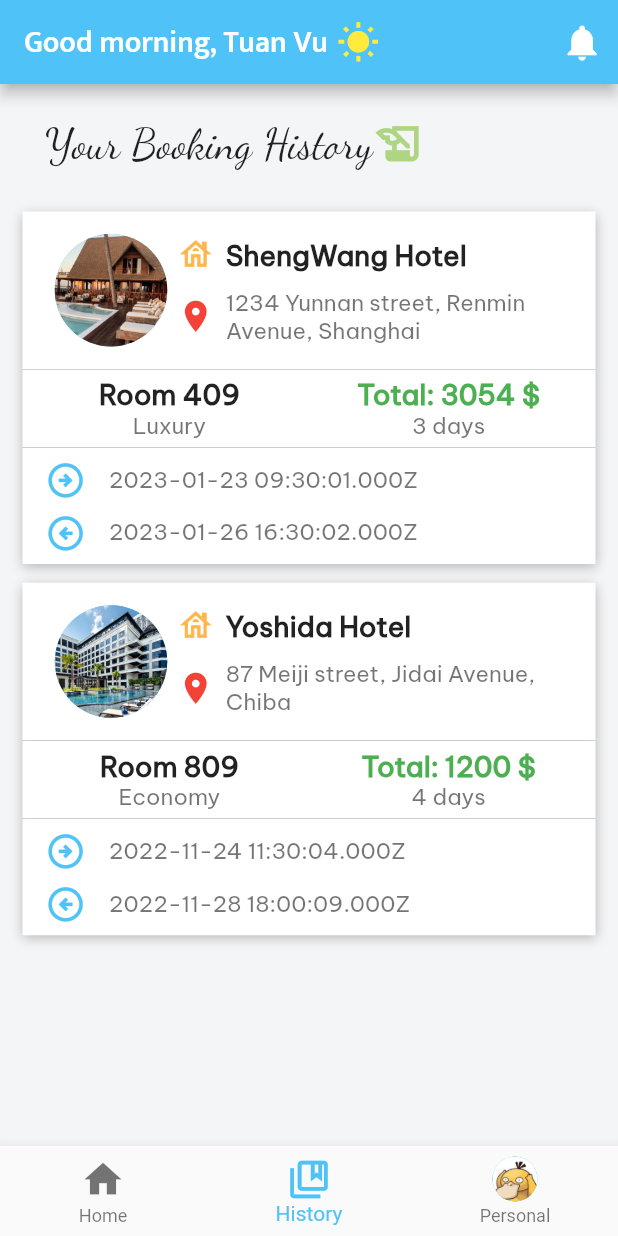
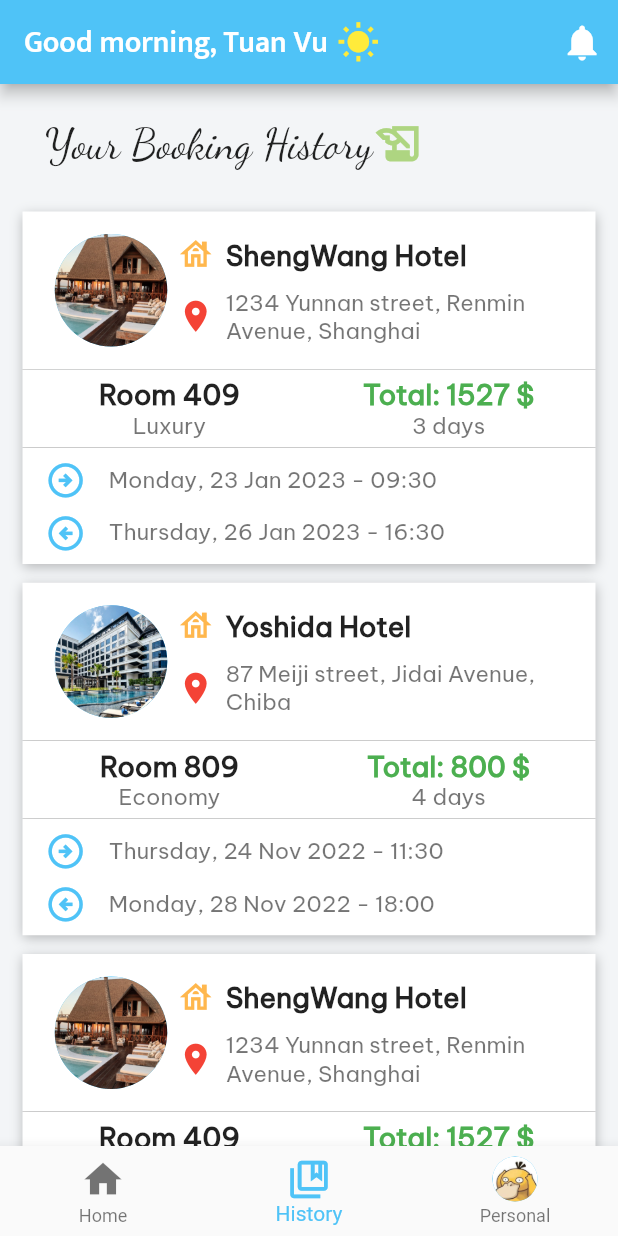
Before and after one commit to tuanvu9981/travel_app, a Flutter app: the screen it shows after launch, item 2 of the bottom bar chosen, on a phone screen of 412 x 824 dp. Run offline on Flutter 3.47's test engine with Material 2 defaults, Android fonts, the phone set to English and light mode, and no system bars; our stand-ins replace carousel_slider, font_awesome_flutter; network calls fail.

Commit message:
feat: refactor DateFormat, late int days inside constructors (HARDCORE)

```diff
--- a/lib/screens/home/booking.tab.dart
+++ b/lib/screens/home/booking.tab.dart
@@ -62,6 +62,10 @@ class BookingTabState extends State<BookingTab> {
               BookingHistoryLine(userHistory: history1),
               const SizedBox(height: 12.5),
               BookingHistoryLine(userHistory: history2),
+              const SizedBox(height: 12.5),
+              BookingHistoryLine(userHistory: history1),
+              const SizedBox(height: 12.5),
+              BookingHistoryLine(userHistory: history2),
             ],
           ),
         ),
--- a/lib/utils/home.info.dart
+++ b/lib/utils/home.info.dart
@@ -1,4 +1,5 @@
 import 'package:flutter/material.dart';
+import 'package:intl/intl.dart';
 import './btm.nav.info.dart';
 
 class Greeting {
@@ -41,4 +42,12 @@ class HomeInfoUtil {
     }
     return greeting;
   }
+
+  String formatDateTime(DateTime? datetime) {
+    return DateFormat('EEEE, d MMM yyyy - HH:mm').format(datetime!);
+  }
+
+  int calculateStayedDays(DateTime? checkInDay, DateTime? checkOutDay) {
+    return checkOutDay!.difference(checkInDay!).inDays;
+  }
 }
--- a/lib/widgets/booking_history/booking_history_line.dart
+++ b/lib/widgets/booking_history/booking_history_line.dart
@@ -1,13 +1,20 @@
 import 'package:flutter/material.dart';
 import 'package:travel_app/models/booking-history.model.dart';
+import 'package:travel_app/utils/home.info.dart';
 
 class BookingHistoryLine extends StatelessWidget {
   final History userHistory;
+  late int stayedDays;
 
-  const BookingHistoryLine({
+  BookingHistoryLine({
+    required this.userHistory,
     Key? key,
-    required this.userHistory,
-  }) : super(key: key);
+  }) : super(key: key) {
+    stayedDays = HomeInfoUtil().calculateStayedDays(
+      userHistory.checkInDate,
+      userHistory.checkOutDate,
+    );
+  }
 
   final _boldText = const TextStyle(
     fontFamily: 'VNPro',
@@ -115,7 +122,7 @@ class BookingHistoryLine extends StatelessWidget {
                   child: Column(
                     children: [
                       Text(
-                        'Total: ${userHistory.price! * 2 * 3} \$',
+                        'Total: ${userHistory.price! * stayedDays} \$',
                         style: const TextStyle(
                           fontFamily: 'VNPro',
                           fontWeight: FontWeight.bold,
@@ -123,10 +130,7 @@ class BookingHistoryLine extends StatelessWidget {
                           color: Colors.green,
                         ),
                       ),
-                      Text(
-                        '${userHistory.checkOutDate!.difference(userHistory.checkInDate!).inDays.toString()} days',
-                        style: _normalText,
-                      ),
+                      Text('$stayedDays days', style: _normalText),
                     ],
                   ),
                 ),
@@ -147,7 +151,7 @@ class BookingHistoryLine extends StatelessWidget {
                     ),
                     const SizedBox(width: 15.0),
                     Text(
-                      userHistory.checkInDate.toString(),
+                      HomeInfoUtil().formatDateTime(userHistory.checkInDate),
                       style: _normalText,
                     ),
                   ],
@@ -162,7 +166,7 @@ class BookingHistoryLine extends StatelessWidget {
                     ),
                     const SizedBox(width: 15.0),
                     Text(
-                      userHistory.checkOutDate.toString(),
+                      HomeInfoUtil().formatDateTime(userHistory.checkOutDate),
                       style: _normalText,
                     )
                   ],
```
